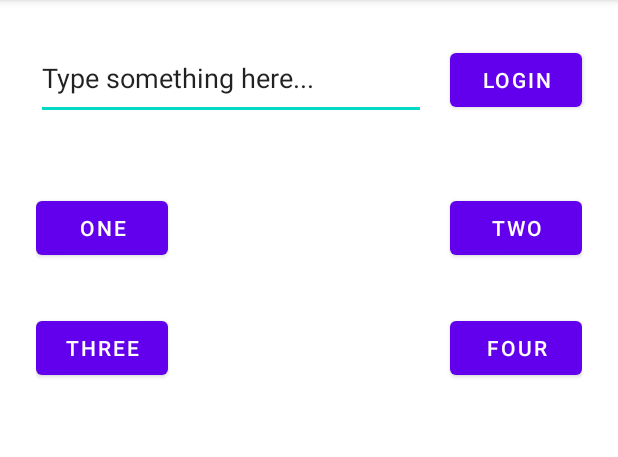
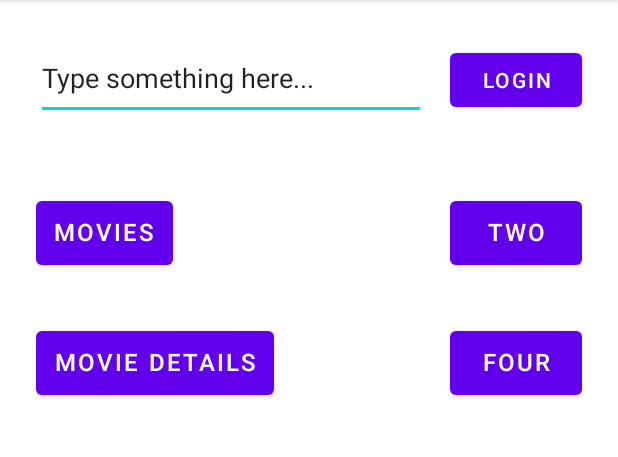
Before and after one commit to alyoshenka/JustAnApp, an Android app: the screen it shows after launch (MainActivity), on a phone screen of 412 x 824 dp, the part 84-541 px from its top. Run offline under Robolectric (Android 15) with nearby library versions, the phone set to English and light mode, and no system bars.

Commit message:
changed buttons, can navigate to activities

```diff
--- a/app/src/main/java/com/alyoshenka/justanapp/MainActivity.kt
+++ b/app/src/main/java/com/alyoshenka/justanapp/MainActivity.kt
@@ -1,7 +1,9 @@
 package com.alyoshenka.justanapp
 
+import android.content.Intent
 import androidx.appcompat.app.AppCompatActivity
 import android.os.Bundle
+import android.view.View
 import android.widget.Button
 import android.widget.Toast
 
@@ -15,9 +17,19 @@ class MainActivity : AppCompatActivity() {
         val bl = findViewById<Button>(R.id.button_bl)
         val br = findViewById<Button>(R.id.button_br)
 
-        tl.setOnClickListener { Toast.makeText(this, resources.getString(R.string.button_tl), Toast.LENGTH_SHORT).show() }
+        // tl.setOnClickListener { Toast.makeText(this, resources.getString(R.string.button_tl), Toast.LENGTH_SHORT).show() }
         tr.setOnClickListener { Toast.makeText(this, resources.getString(R.string.button_tr), Toast.LENGTH_SHORT).show() }
-        bl.setOnClickListener { Toast.makeText(this, resources.getString(R.string.button_bl), Toast.LENGTH_SHORT).show() }
+        // bl.setOnClickListener { Toast.makeText(this, resources.getString(R.string.button_bl), Toast.LENGTH_SHORT).show() }
         br.setOnClickListener { Toast.makeText(this, resources.getString(R.string.button_br), Toast.LENGTH_SHORT).show() }
     }
+
+    fun viewMovies(view: View) {
+        intent = Intent(this, ViewMoviesActivity::class.java)
+        startActivity(intent)
+    }
+
+    fun viewMovieDetails(view: View) {
+        intent = Intent(this, ViewMovieDetailsActivity::class.java)
+        startActivity(intent)
+    }
 }
--- a/app/src/main/res/layout/activity_main.xml
+++ b/app/src/main/res/layout/activity_main.xml
@@ -42,35 +42,49 @@
 
         <Button
             android:id="@+id/button_tl"
-            android:layout_width="88dp"
+            android:layout_width="wrap_content"
             android:layout_height="wrap_content"
+            android:includeFontPadding="false"
+            android:onClick="viewMovies"
+            android:padding="12dp"
             android:text="@string/button_tl"
+            android:textSize="16sp"
             app:layout_constraintStart_toStartOf="parent"
             app:layout_constraintTop_toTopOf="parent" />
 
         <Button
             android:id="@+id/button_br"
-            android:layout_width="88dp"
+            android:layout_width="wrap_content"
             android:layout_height="wrap_content"
             android:layout_marginTop="32dp"
+            android:includeFontPadding="false"
+            android:padding="12dp"
             android:text="@string/button_br"
+            android:textSize="16sp"
             app:layout_constraintEnd_toEndOf="parent"
             app:layout_constraintTop_toBottomOf="@+id/button_tr" />
 
         <Button
             android:id="@+id/button_bl"
-            android:layout_width="88dp"
+            android:layout_width="wrap_content"
             android:layout_height="wrap_content"
             android:layout_marginTop="32dp"
+            android:includeFontPadding="false"
+            android:onClick="viewMovieDetails"
+            android:padding="12dp"
             android:text="@string/button_bl"
+            android:textSize="16sp"
             app:layout_constraintStart_toStartOf="parent"
             app:layout_constraintTop_toBottomOf="@+id/button_tl" />
 
         <Button
             android:id="@+id/button_tr"
-            android:layout_width="88dp"
+            android:layout_width="wrap_content"
             android:layout_height="wrap_content"
+            android:includeFontPadding="false"
+            android:padding="12dp"
             android:text="@string/button_tr"
+            android:textSize="16sp"
             app:layout_constraintEnd_toEndOf="parent"
             app:layout_constraintTop_toTopOf="parent" />
     </androidx.constraintlayout.widget.ConstraintLayout>
--- a/app/src/main/res/values/strings.xml
+++ b/app/src/main/res/values/strings.xml
@@ -2,8 +2,8 @@
     <string name="app_name">JustAnApp</string>
     <string name="helper_text">Type something here...</string>
     <string name="login">Login</string>
-    <string name="button_tl">One</string>
+    <string name="button_tl">Movies</string>
     <string name="button_tr">Two</string>
-    <string name="button_bl">Three</string>
+    <string name="button_bl">Movie Details</string>
     <string name="button_br">Four</string>
 </resources>
```
Also changed, not shown: app/src/main/AndroidManifest.xml (+8 -0 lines).
